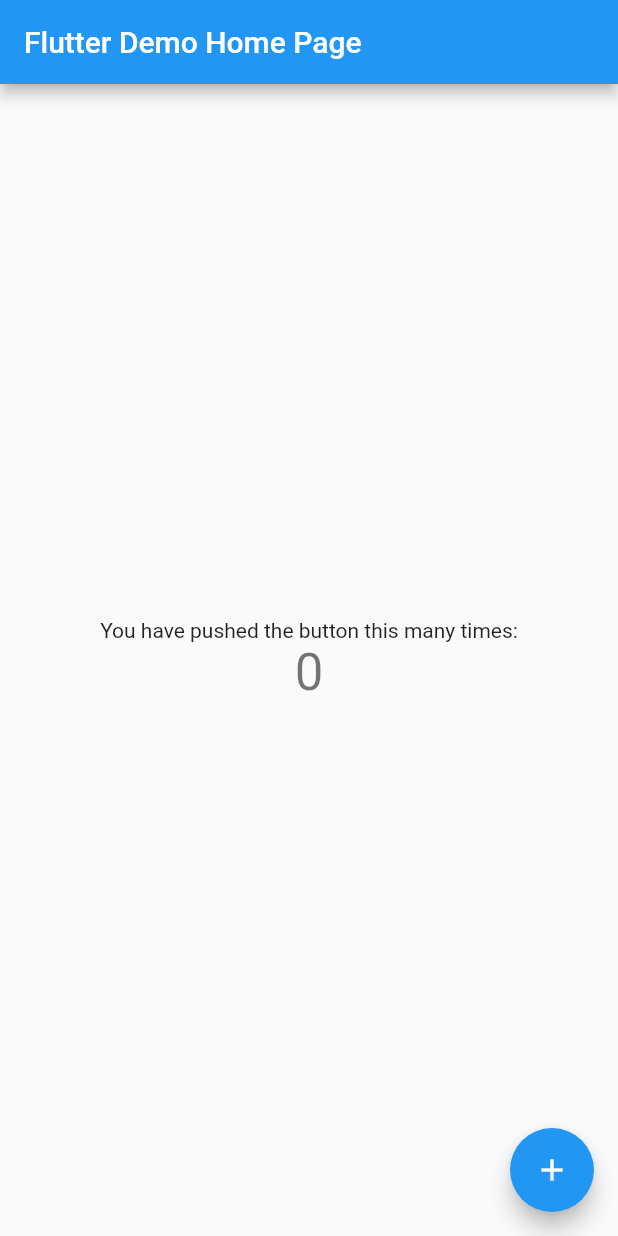
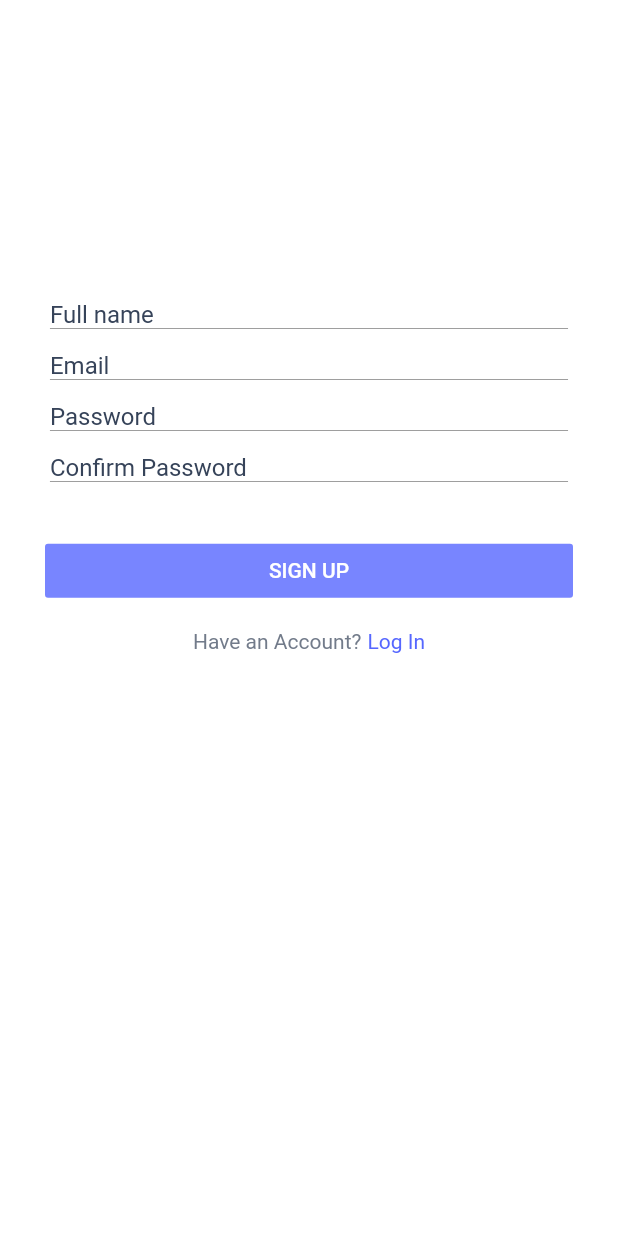
Before and after one commit to abdelrahimChernai/Hack-F-Dar, a Flutter app: the screen it shows after launch, on a phone screen of 412 x 824 dp. Run offline on Flutter 3.47's test engine with Material 2 defaults, Android fonts, the phone set to English and light mode, and no system bars; statements that could not run were skipped.

Commit message:
created the base of the Sign in page

```diff
--- a/hack_f_dar/lib/main.dart
+++ b/hack_f_dar/lib/main.dart
@@ -1,117 +1,97 @@
 import 'package:flutter/material.dart';
+import 'package:flutter/services.dart';
 
-void main() {
-  runApp(MyApp());
-}
+void main() => runApp(MaterialApp(
+  home: HackFDar()
+));
 
-class MyApp extends StatelessWidget {
-  // This widget is the root of your application.
+
+class HackFDar extends StatelessWidget {
   @override
   Widget build(BuildContext context) {
-    return MaterialApp(
-      title: 'Flutter Demo',
-      theme: ThemeData(
-        // This is the theme of your application.
-        //
-        // Try running your application with "flutter run". You'll see the
-        // application has a blue toolbar. Then, without quitting the app, try
-        // changing the primarySwatch below to Colors.green and then invoke
-        // "hot reload" (press "r" in the console where you ran "flutter run",
-        // or simply save your changes to "hot reload" in a Flutter IDE).
-        // Notice that the counter didn't reset back to zero; the application
-        // is not restarted.
-        primarySwatch: Colors.blue,
-        // This makes the visual density adapt to the platform that you run
-        // the app on. For desktop platforms, the controls will be smaller and
-        // closer together (more dense) than on mobile platforms.
-        visualDensity: VisualDensity.adaptivePlatformDensity,
+    SystemChrome.setEnabledSystemUIOverlays ([SystemUiOverlay.bottom]);
+    return Scaffold(
+      backgroundColor: Colors.white,
+      body: Column(
+        crossAxisAlignment: CrossAxisAlignment.start,
+        children: <Widget>[
+          SizedBox(height: 200.0,),
+          Padding(
+            padding: const EdgeInsets.symmetric(horizontal: 33.3, vertical: 0.0),
+            child: TextField(
+              decoration: InputDecoration.collapsed(
+                border: UnderlineInputBorder(),
+                hintText: "Full name",
+                hintStyle: TextStyle(color: Color(0xff364359)),
+              ),
+            ),
+          ),
+          SizedBox(height: 15.0),
+          Padding(
+            padding: const EdgeInsets.symmetric(horizontal: 33.3, vertical: 0.0),
+            child: TextField(
+              decoration: InputDecoration.collapsed(
+                border: UnderlineInputBorder(),
+                hintText: "Email",
+                hintStyle: TextStyle(color: Color(0xff364359)),
+              ),
+            ),
+          ),
+          SizedBox(height: 15.0),
+          Padding(
+            padding: const EdgeInsets.symmetric(horizontal: 33.3, vertical: 0.0),
+            child: TextField(
+              decoration: InputDecoration.collapsed(
+                border: UnderlineInputBorder(),
+                hintText: "Password",
+                hintStyle: TextStyle(color: Color(0xff364359)),
+              ),
+            ),
+          ),
+          SizedBox(height: 15.0),
+          Padding(
+            padding: const EdgeInsets.symmetric(horizontal: 33.3, vertical: 0.0),
+            child: TextField(
+              decoration: InputDecoration.collapsed(
+                border: UnderlineInputBorder(),
+                hintText: "Confirm Password",
+                hintStyle: TextStyle(color: Color(0xff364359)),
+              ),
+            ),
+          ),
+          SizedBox(height: 35.5,),
+          Container(
+            margin: EdgeInsets.symmetric(horizontal: 30.0, vertical: 0.0),
+            child: FlatButton(
+              onPressed: () {},
+              color: Color(0xff7885FF),
+              child: Center(
+                child: Text(
+                  "SIGN UP",
+                  style: TextStyle(
+                    color: Color(0xffffffff),
+                  ),
+                ),
+              ),
+            ),
+          ),
+          SizedBox(height: 15.0),
+          Row(
+            mainAxisAlignment: MainAxisAlignment.center,
+            children: <Widget>[
+              Text(
+                "Have an Account?",
+                style: TextStyle(color: Color(0xff727B8A)),
+              ),
+              SizedBox(width: 4.0),
+              Text(
+                "Log In",
+                style: TextStyle(color: Color(0xff5667FF)),
+              ),
+            ],
+          )
+        ],
       ),
-      home: MyHomePage(title: 'Flutter Demo Home Page'),
     );
   }
 }
-
-class MyHomePage extends StatefulWidget {
-  MyHomePage({Key key, this.title}) : super(key: key);
-
-  // This widget is the home page of your application. It is stateful, meaning
-  // that it has a State object (defined below) that contains fields that affect
-  // how it looks.
-
-  // This class is the configuration for the state. It holds the values (in this
-  // case the title) provided by the parent (in this case the App widget) and
-  // used by the build method of the State. Fields in a Widget subclass are
-  // always marked "final".
-
-  final String title;
-
-  @override
-  _MyHomePageState createState() => _MyHomePageState();
-}
-
-class _MyHomePageState extends State<MyHomePage> {
-  int _counter = 0;
-
-  void _incrementCounter() {
-    setState(() {
-      // This call to setState tells the Flutter framework that something has
-      // changed in this State, which causes it to rerun the build method below
-      // so that the display can reflect the updated values. If we changed
-      // _counter without calling setState(), then the build method would not be
-      // called again, and so nothing would appear to happen.
-      _counter++;
-    });
-  }
-
-  @override
-  Widget build(BuildContext context) {
-    // This method is rerun every time setState is called, for instance as done
-    // by the _incrementCounter method above.
-    //
-    // The Flutter framework has been optimized to make rerunning build methods
-    // fast, so that you can just rebuild anything that needs updating rather
-    // than having to individually change instances of widgets.
-    return Scaffold(
-      appBar: AppBar(
-        // Here we take the value from the MyHomePage object that was created by
-        // the App.build method, and use it to set our appbar title.
-        title: Text(widget.title),
-      ),
-      body: Center(
-        // Center is a layout widget. It takes a single child and positions it
-        // in the middle of the parent.
-        child: Column(
-          // Column is also a layout widget. It takes a list of children and
-          // arranges them vertically. By default, it sizes itself to fit its
-          // children horizontally, and tries to be as tall as its parent.
-          //
-          // Invoke "debug painting" (press "p" in the console, choose the
-          // "Toggle Debug Paint" action from the Flutter Inspector in Android
-          // Studio, or the "Toggle Debug Paint" command in Visual Studio Code)
-          // to see the wireframe for each widget.
-          //
-          // Column has various properties to control how it sizes itself and
-          // how it positions its children. Here we use mainAxisAlignment to
-          // center the children vertically; the main axis here is the vertical
-          // axis because Columns are vertical (the cross axis would be
-          // horizontal).
-          mainAxisAlignment: MainAxisAlignment.center,
-          children: <Widget>[
-            Text(
-              'You have pushed the button this many times:',
-            ),
-            Text(
-              '$_counter',
-              style: Theme.of(context).textTheme.headline4,
-            ),
-          ],
-        ),
-      ),
-      floatingActionButton: FloatingActionButton(
-        onPressed: _incrementCounter,
-        tooltip: 'Increment',
-        child: Icon(Icons.add),
-      ), // This trailing comma makes auto-formatting nicer for build methods.
-    );
-  }
-}
```
